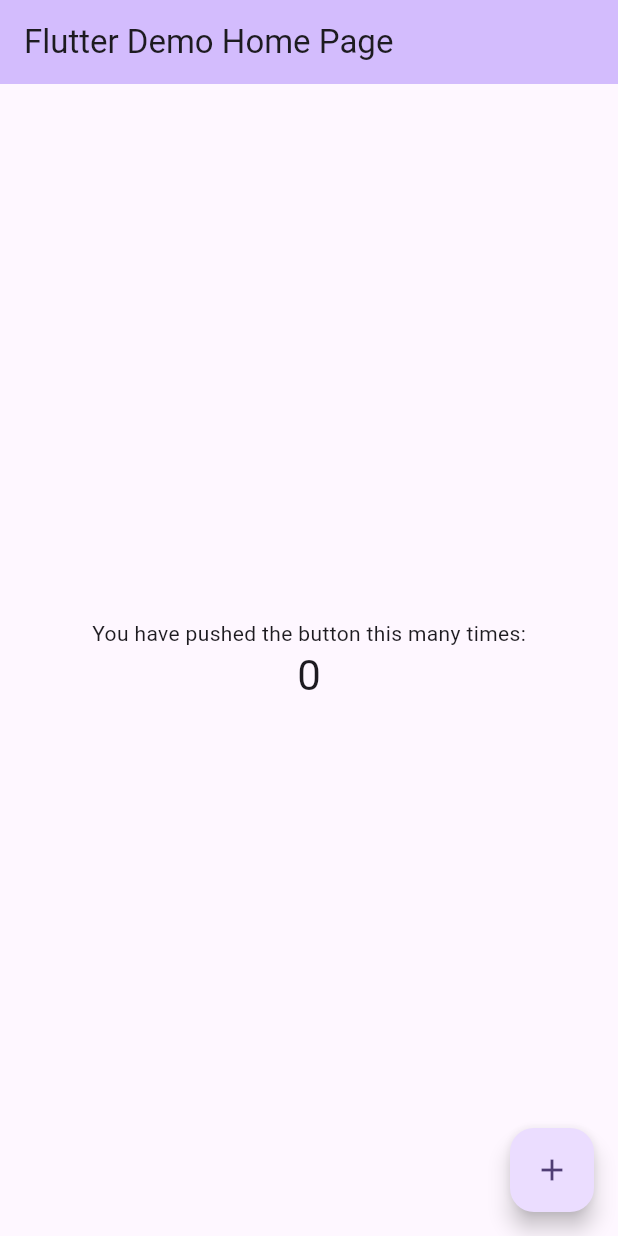
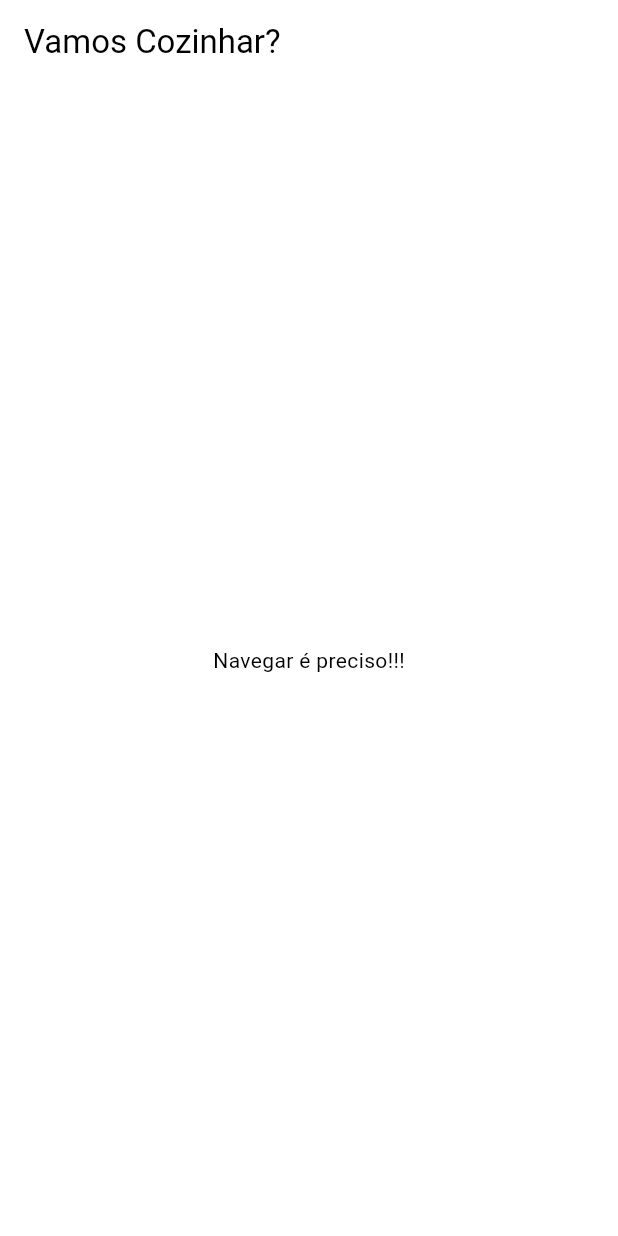
Before and after one commit to GoedertDalmolin/meals, a Flutter app: the screen it shows after launch, on a phone screen of 412 x 824 dp. Run offline on Flutter 3.47's test engine with Material 3 defaults, Android fonts, the phone set to English and light mode, and no system bars.

Commit message:
Created the project structure.

```diff
--- a/lib/main.dart
+++ b/lib/main.dart
@@ -1,125 +1,35 @@
 import 'package:flutter/material.dart';
 
 void main() {
-  runApp(const MyApp());
-}
-
-class MyApp extends StatelessWidget {
-  const MyApp({super.key});
-
-  // This widget is the root of your application.
-  @override
-  Widget build(BuildContext context) {
-    return MaterialApp(
-      title: 'Flutter Demo',
+  runApp(
+     MaterialApp(
       theme: ThemeData(
-        // This is the theme of your application.
-        //
-        // TRY THIS: Try running your application with "flutter run". You'll see
-        // the application has a purple toolbar. Then, without quitting the app,
-        // try changing the seedColor in the colorScheme below to Colors.green
-        // and then invoke "hot reload" (save your changes or press the "hot
-        // reload" button in a Flutter-supported IDE, or press "r" if you used
-        // the command line to start the app).
-        //
-        // Notice that the counter didn't reset back to zero; the application
-        // state is not lost during the reload. To reset the state, use hot
-        // restart instead.
-        //
-        // This works for code too, not just values: Most code changes can be
-        // tested with just a hot reload.
-        colorScheme: ColorScheme.fromSeed(seedColor: Colors.deepPurple),
-        useMaterial3: true,
+        colorScheme: ColorScheme.fromSwatch(
+          primarySwatch: Colors.blue
+        )
       ),
-      home: const MyHomePage(title: 'Flutter Demo Home Page'),
-    );
-  }
+      home: MyHomePage(),
+    ),
+  );
 }
 
 class MyHomePage extends StatefulWidget {
-  const MyHomePage({super.key, required this.title});
-
-  // This widget is the home page of your application. It is stateful, meaning
-  // that it has a State object (defined below) that contains fields that affect
-  // how it looks.
-
-  // This class is the configuration for the state. It holds the values (in this
-  // case the title) provided by the parent (in this case the App widget) and
-  // used by the build method of the State. Fields in a Widget subclass are
-  // always marked "final".
-
-  final String title;
+  const MyHomePage({super.key});
 
   @override
   State<MyHomePage> createState() => _MyHomePageState();
 }
 
 class _MyHomePageState extends State<MyHomePage> {
-  int _counter = 0;
-
-  void _incrementCounter() {
-    setState(() {
-      // This call to setState tells the Flutter framework that something has
-      // changed in this State, which causes it to rerun the build method below
-      // so that the display can reflect the updated values. If we changed
-      // _counter without calling setState(), then the build method would not be
-      // called again, and so nothing would appear to happen.
-      _counter++;
-    });
-  }
-
   @override
   Widget build(BuildContext context) {
-    // This method is rerun every time setState is called, for instance as done
-    // by the _incrementCounter method above.
-    //
-    // The Flutter framework has been optimized to make rerunning build methods
-    // fast, so that you can just rebuild anything that needs updating rather
-    // than having to individually change instances of widgets.
     return Scaffold(
       appBar: AppBar(
-        // TRY THIS: Try changing the color here to a specific color (to
-        // Colors.amber, perhaps?) and trigger a hot reload to see the AppBar
-        // change color while the other colors stay the same.
-        backgroundColor: Theme.of(context).colorScheme.inversePrimary,
-        // Here we take the value from the MyHomePage object that was created by
-        // the App.build method, and use it to set our appbar title.
-        title: Text(widget.title),
+        title: Text('Vamos Cozinhar?'),
       ),
       body: Center(
-        // Center is a layout widget. It takes a single child and positions it
-        // in the middle of the parent.
-        child: Column(
-          // Column is also a layout widget. It takes a list of children and
-          // arranges them vertically. By default, it sizes itself to fit its
-          // children horizontally, and tries to be as tall as its parent.
-          //
-          // Column has various properties to control how it sizes itself and
-          // how it positions its children. Here we use mainAxisAlignment to
-          // center the children vertically; the main axis here is the vertical
-          // axis because Columns are vertical (the cross axis would be
-          // horizontal).
-          //
-          // TRY THIS: Invoke "debug painting" (choose the "Toggle Debug Paint"
-          // action in the IDE, or press "p" in the console), to see the
-          // wireframe for each widget.
-          mainAxisAlignment: MainAxisAlignment.center,
-          children: <Widget>[
-            const Text(
-              'You have pushed the button this many times:',
-            ),
-            Text(
-              '$_counter',
-              style: Theme.of(context).textTheme.headlineMedium,
-            ),
-          ],
-        ),
+        child: Text('Navegar é preciso!!!'),
       ),
-      floatingActionButton: FloatingActionButton(
-        onPressed: _incrementCounter,
-        tooltip: 'Increment',
-        child: const Icon(Icons.add),
-      ), // This trailing comma makes auto-formatting nicer for build methods.
     );
   }
 }
```
Also changed, not shown: lib/category_screen.dart (added, +20 -0 lines), lib/data/dummy_data.dart (added, +56 -0 lines), lib/models/category.dart (added, +9 -0 lines), lib/screens/category_screen.dart (added, +20 -0 lines), 1 other file.
